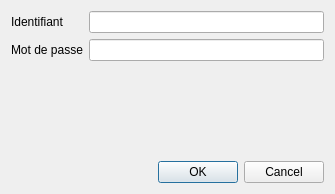
Above: InfoDynamiqueQt/Vues/vueauthentification.ui from AlexandreGirardin/ProjetAnalyse before the change. Below: the same form after it.
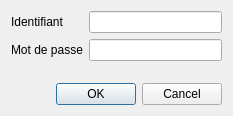
That is the form after the change.

Commit message: Amélioration du comportement de l'interface Clients

Diff of the .ui file:
```diff
--- a/InfoDynamiqueQt/Vues/vueauthentification.ui
+++ b/InfoDynamiqueQt/Vues/vueauthentification.ui
@@ -9,8 +9,8 @@
    <rect>
     <x>0</x>
     <y>0</y>
-    <width>335</width>
-    <height>194</height>
+    <width>233</width>
+    <height>116</height>
    </rect>
   </property>
   <property name="windowTitle">
```
The commit also changes 5 other files.
